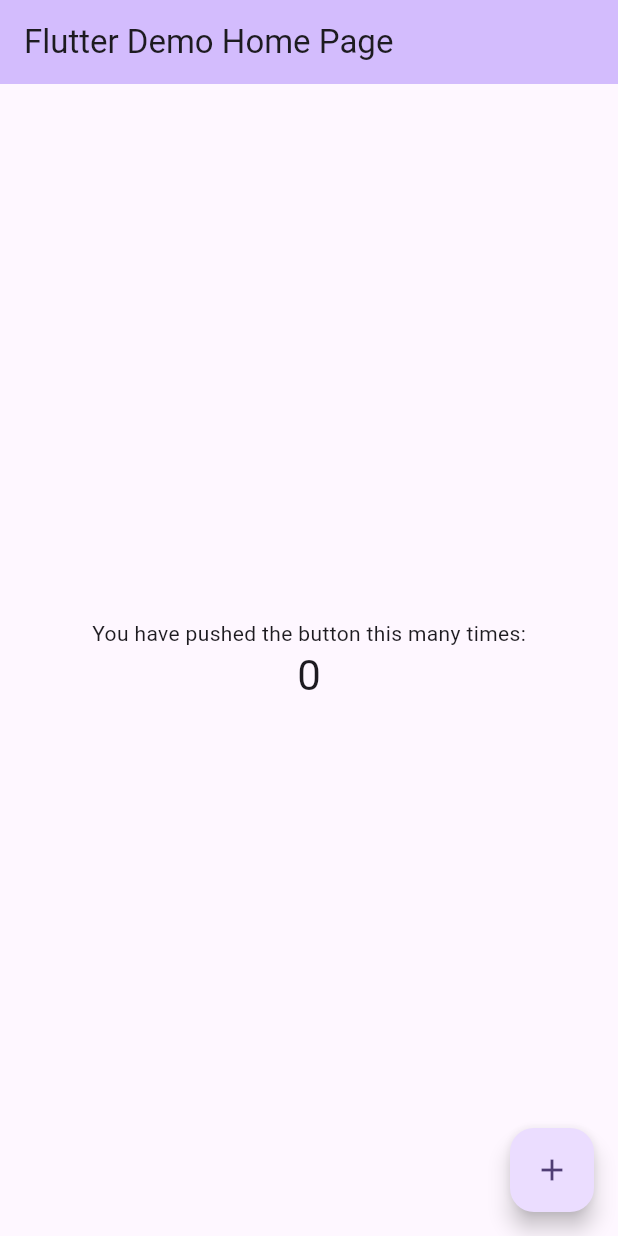
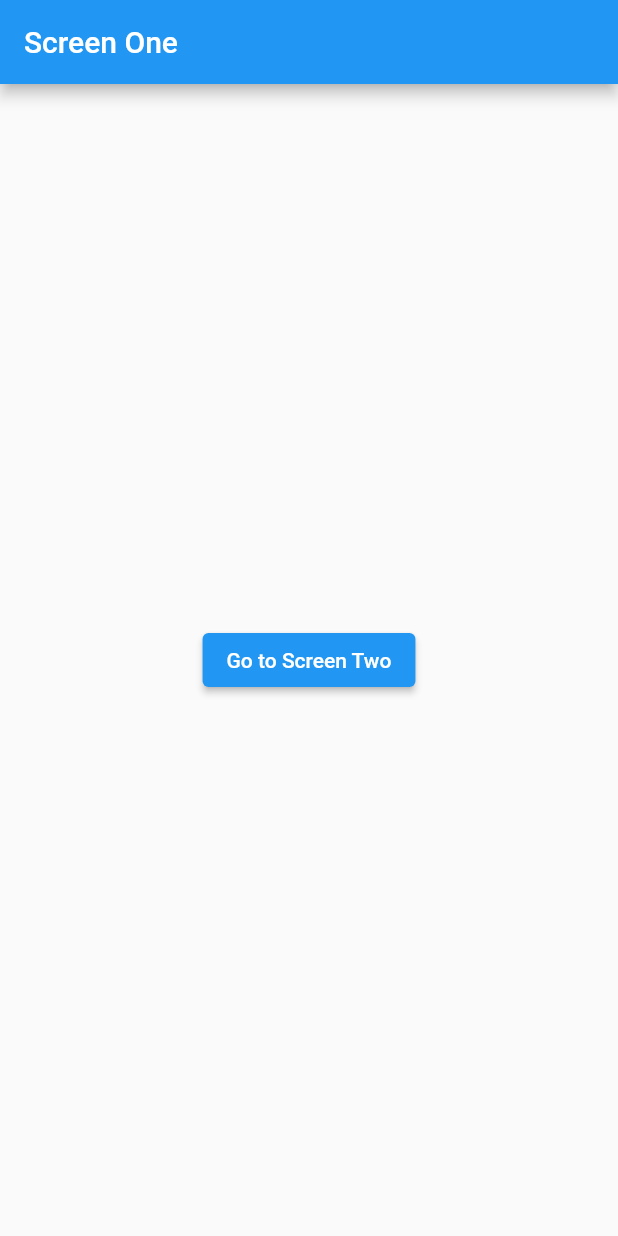
Before and after one commit to Soufiane-Chajjaoui/FlutterGetx, a Flutter app: the screen it shows after launch, on a phone screen of 412 x 824 dp. Run offline on Flutter 3.47's test engine with Material 2 defaults, Android fonts, the phone set to English and light mode, and no system bars; our stand-ins replace get.

Commit message:
add some methods for routing

```diff
--- a/lib/main.dart
+++ b/lib/main.dart
@@ -1,125 +1,20 @@
 import 'package:flutter/material.dart';
+import 'package:get/get.dart';
+import 'package:getx_learn/secondPage.dart';
 
 void main() {
   runApp(const MyApp());
 }
 
+
 class MyApp extends StatelessWidget {
   const MyApp({super.key});
 
-  // This widget is the root of your application.
   @override
   Widget build(BuildContext context) {
-    return MaterialApp(
-      title: 'Flutter Demo',
-      theme: ThemeData(
-        // This is the theme of your application.
-        //
-        // TRY THIS: Try running your application with "flutter run". You'll see
-        // the application has a blue toolbar. Then, without quitting the app,
-        // try changing the seedColor in the colorScheme below to Colors.green
-        // and then invoke "hot reload" (save your changes or press the "hot
-        // reload" button in a Flutter-supported IDE, or press "r" if you used
-        // the command line to start the app).
-        //
-        // Notice that the counter didn't reset back to zero; the application
-        // state is not lost during the reload. To reset the state, use hot
-        // restart instead.
-        //
-        // This works for code too, not just values: Most code changes can be
-        // tested with just a hot reload.
-        colorScheme: ColorScheme.fromSeed(seedColor: Colors.deepPurple),
-        useMaterial3: true,
-      ),
-      home: const MyHomePage(title: 'Flutter Demo Home Page'),
+    return GetMaterialApp(
+      title: 'GetX Navigation Example',
+      home: MyHomePage(),
     );
   }
 }
-
-class MyHomePage extends StatefulWidget {
-  const MyHomePage({super.key, required this.title});
-
-  // This widget is the home page of your application. It is stateful, meaning
-  // that it has a State object (defined below) that contains fields that affect
-  // how it looks.
-
-  // This class is the configuration for the state. It holds the values (in this
-  // case the title) provided by the parent (in this case the App widget) and
-  // used by the build method of the State. Fields in a Widget subclass are
-  // always marked "final".
-
-  final String title;
-
-  @override
-  State<MyHomePage> createState() => _MyHomePageState();
-}
-
-class _MyHomePageState extends State<MyHomePage> {
-  int _counter = 0;
-
-  void _incrementCounter() {
-    setState(() {
-      // This call to setState tells the Flutter framework that something has
-      // changed in this State, which causes it to rerun the build method below
-      // so that the display can reflect the updated values. If we changed
-      // _counter without calling setState(), then the build method would not be
-      // called again, and so nothing would appear to happen.
-      _counter++;
-    });
-  }
-
-  @override
-  Widget build(BuildContext context) {
-    // This method is rerun every time setState is called, for instance as done
-    // by the _incrementCounter method above.
-    //
-    // The Flutter framework has been optimized to make rerunning build methods
-    // fast, so that you can just rebuild anything that needs updating rather
-    // than having to individually change instances of widgets.
-    return Scaffold(
-      appBar: AppBar(
-        // TRY THIS: Try changing the color here to a specific color (to
-        // Colors.amber, perhaps?) and trigger a hot reload to see the AppBar
-        // change color while the other colors stay the same.
-        backgroundColor: Theme.of(context).colorScheme.inversePrimary,
-        // Here we take the value from the MyHomePage object that was created by
-        // the App.build method, and use it to set our appbar title.
-        title: Text(widget.title),
-      ),
-      body: Center(
-        // Center is a layout widget. It takes a single child and positions it
-        // in the middle of the parent.
-        child: Column(
-          // Column is also a layout widget. It takes a list of children and
-          // arranges them vertically. By default, it sizes itself to fit its
-          // children horizontally, and tries to be as tall as its parent.
-          //
-          // Column has various properties to control how it sizes itself and
-          // how it positions its children. Here we use mainAxisAlignment to
-          // center the children vertically; the main axis here is the vertical
-          // axis because Columns are vertical (the cross axis would be
-          // horizontal).
-          //
-          // TRY THIS: Invoke "debug painting" (choose the "Toggle Debug Paint"
-          // action in the IDE, or press "p" in the console), to see the
-          // wireframe for each widget.
-          mainAxisAlignment: MainAxisAlignment.center,
-          children: <Widget>[
-            const Text(
-              'You have pushed the button this many times:',
-            ),
-            Text(
-              '$_counter',
-              style: Theme.of(context).textTheme.headlineMedium,
-            ),
-          ],
-        ),
-      ),
-      floatingActionButton: FloatingActionButton(
-        onPressed: _incrementCounter,
-        tooltip: 'Increment',
-        child: const Icon(Icons.add),
-      ), // This trailing comma makes auto-formatting nicer for build methods.
-    );
-  }
-}
--- /dev/null
+++ b/lib/secondPage.dart
@@ -0,0 +1,54 @@
+import 'package:get/get.dart';
+import 'package:flutter/material.dart';
+
+
+class ScreenTwo extends StatelessWidget {
+  @override
+  Widget build(BuildContext context) {
+    return Scaffold(
+      appBar: AppBar(
+        title: Text('Screen Two'),
+      ),
+      body: Center(
+        child: Column(
+          mainAxisAlignment: MainAxisAlignment.center,
+          children: [
+            Text('This is Screen Two'),
+            ElevatedButton(
+              onPressed: () {
+                // Navigate back to the previous screen using GetX
+                Get.back(); // like pop
+              },
+              child: Text('Go Back'),
+            ),
+          ],
+        ),
+      ),
+    );
+  }
+}
+
+
+
+
+class MyHomePage extends StatelessWidget {
+  @override
+  Widget build(BuildContext context) {
+    return Scaffold(
+      appBar: AppBar(
+        title: Text('Screen One'),
+      ),
+      body: Center(
+        child: ElevatedButton(
+          onPressed: () {
+            // Navigate to Screen Two using GetX
+            Get.off(ScreenTwo());
+            //Get.offAll(ScreenTwo()); this like tell stack to remove all previous widgets(context) and rest just ScreenTwo()
+            //Get.to(ScreenTwo())
+          },
+          child: Text('Go to Screen Two'),
+        ),
+      ),
+    );
+  }
+}
```
